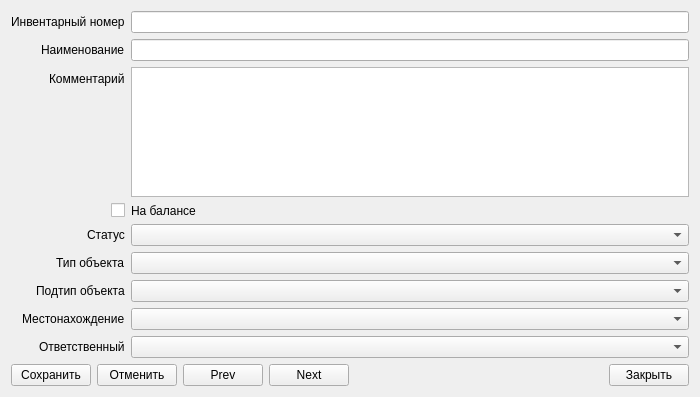
Old version of the form editForm.ui in the repository fayzut/invent_L79.
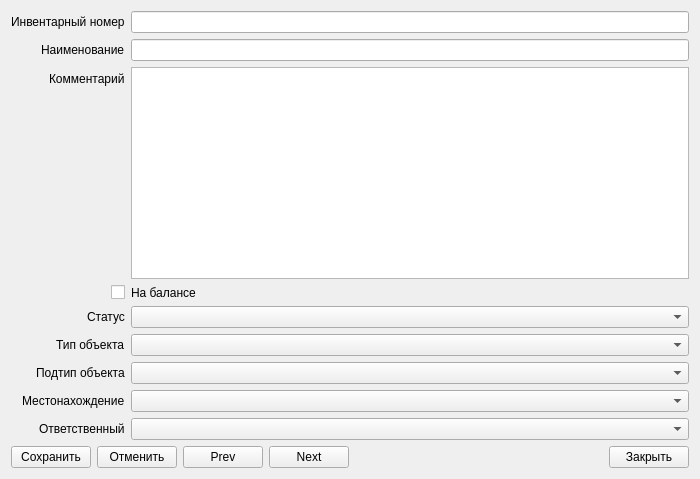
New version of the form.

The edit to the form file:
```diff
--- a/editForm.ui
+++ b/editForm.ui
@@ -10,7 +10,7 @@
     <x>0</x>
     <y>0</y>
     <width>700</width>
-    <height>397</height>
+    <height>479</height>
    </rect>
   </property>
   <property name="sizePolicy">
```
Left out of the diff: 2 changed lines with no effect on the pictures.
